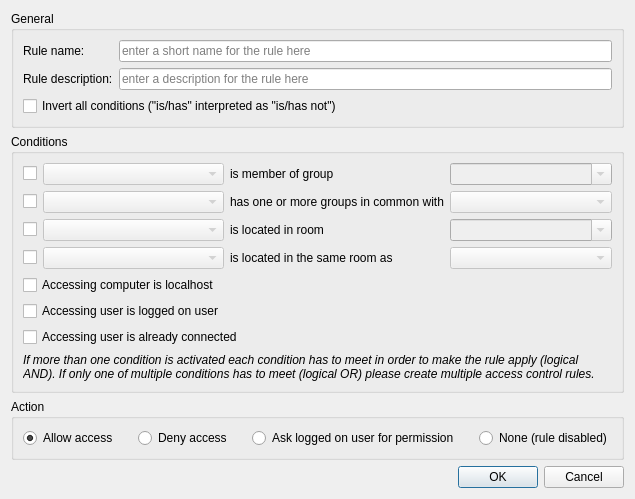
First picture: the form in configurator/forms/AccessControlRuleEditDialog.ui, repository veyon/veyon, before the edit.
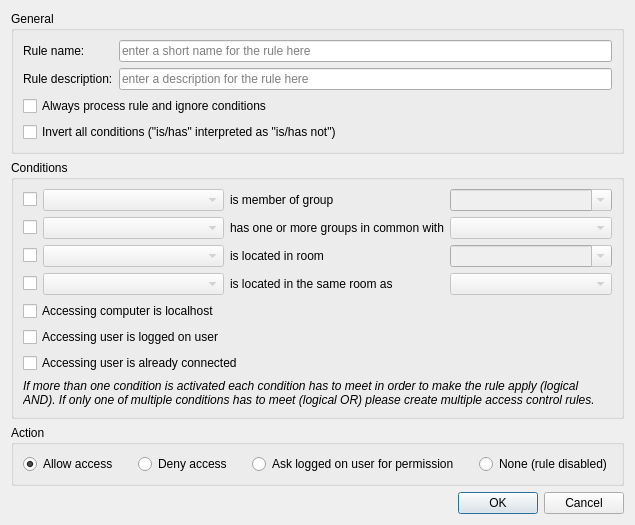
Second picture: the form after the edit.

Commit message: Configurator: AccessControlRuleEditDialog: add conditions ignore checkbox

```diff
--- a/configurator/forms/AccessControlRuleEditDialog.ui
+++ b/configurator/forms/AccessControlRuleEditDialog.ui
@@ -40,13 +40,20 @@
         </property>
        </widget>
       </item>
-      <item row="2" column="0" colspan="2">
+      <item row="3" column="0" colspan="2">
        <widget class="QCheckBox" name="invertConditionsCheckBox">
         <property name="text">
          <string>Invert all conditions (&quot;is/has&quot; interpreted as &quot;is/has not&quot;)</string>
         </property>
        </widget>
       </item>
+      <item row="2" column="0" colspan="2">
+       <widget class="QCheckBox" name="ignoreConditionsCheckBox">
+        <property name="text">
+         <string>Always process rule and ignore conditions</string>
+        </property>
+       </widget>
+      </item>
      </layout>
     </widget>
    </item>
@@ -225,7 +232,7 @@
         </property>
        </widget>
       </item>
-      <item row="7" column="0" colspan="4">
+      <item row="8" column="0" colspan="4">
        <widget class="QLabel" name="label">
         <property name="font">
          <font>
```
Left out of the diff: 44 changed lines with no effect on the pictures. The commit also changes 1 other file.
